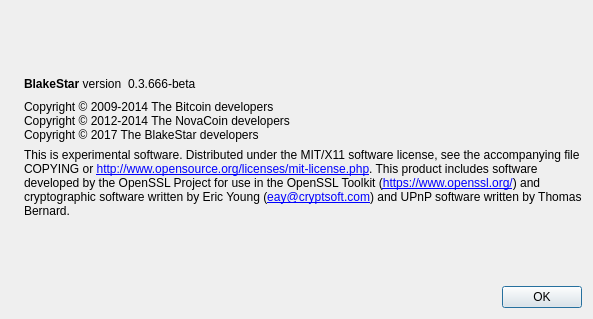
This is src/qt/forms/aboutdialog.ui in cryptofun/blas as Qt 5 draws it before an edit. The edited form follows.
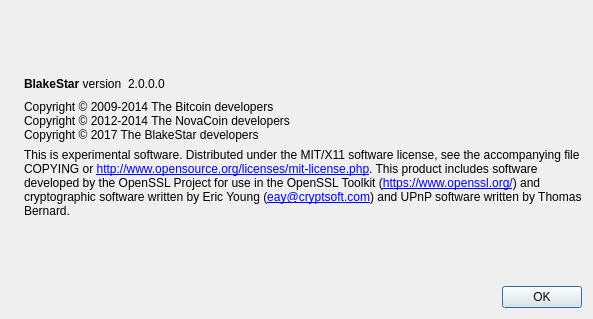
This is the edited form. Icons and pictures are not drawn.

What changed in the file:
```diff
--- a/src/qt/forms/aboutdialog.ui
+++ b/src/qt/forms/aboutdialog.ui
@@ -63,7 +63,7 @@
           <cursorShape>IBeamCursor</cursorShape>
          </property>
          <property name="text">
-          <string notr="true">0.3.666-beta</string>
+          <string notr="true">2.0.0.0</string>
          </property>
          <property name="textInteractionFlags">
           <set>Qt::LinksAccessibleByMouse|Qt::TextSelectableByKeyboard|Qt::TextSelectableByMouse</set>
```
